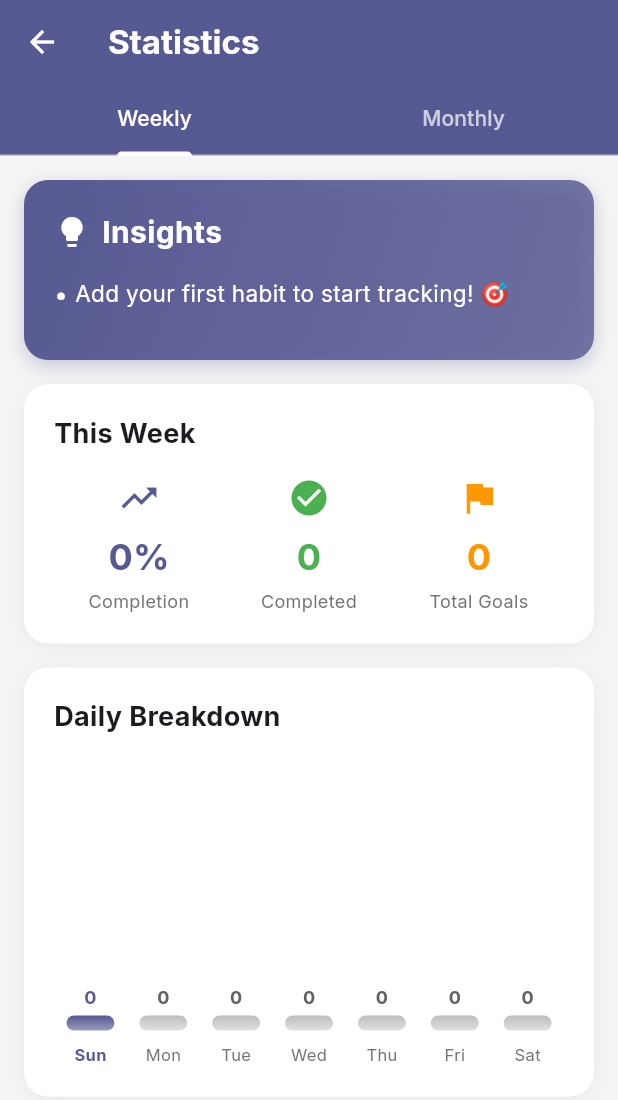
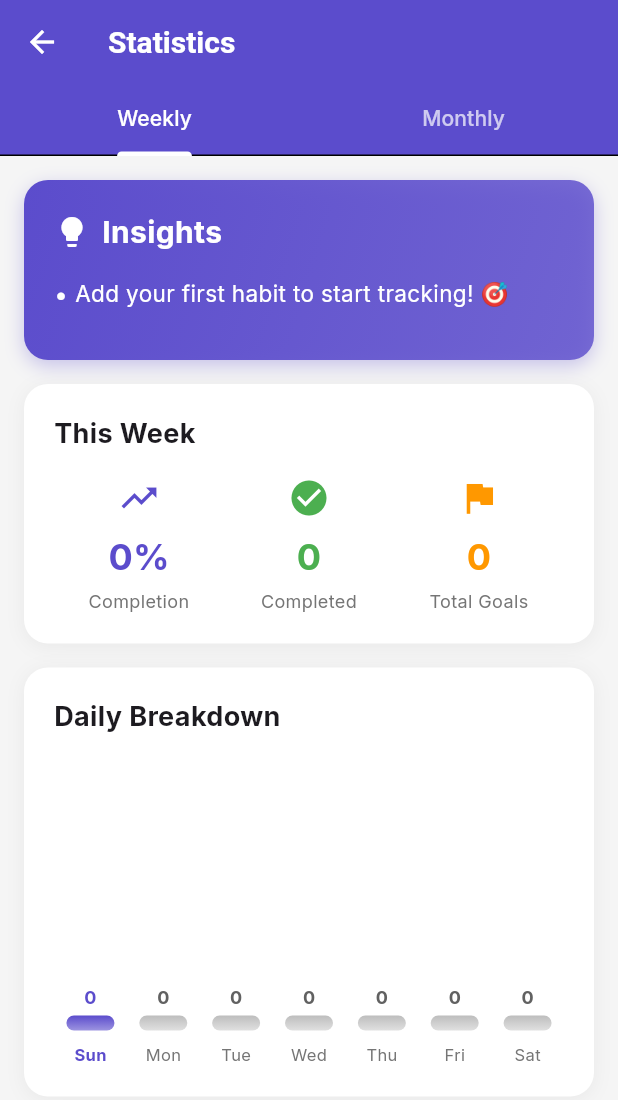
Before and after one commit to didierganthier/momentum, a Flutter app: the screen it shows after launch, after a tap on the "bar chart" icon, on a phone screen of 412 x 824 dp. Shown: the top 1100 px of the screen. Run offline on Flutter 3.47's test engine with Material 3 defaults, Android fonts, the phone set to English and light mode, and no system bars; our stand-ins replace cloud_firestore, firebase_auth, firebase_core, flutter_animate, flutter_local_notifications, google_fonts and 2 more; accounts and stored records are empty.

Commit message:
feat: Implement theme management with ThemeViewModel and settings view

```diff
--- /dev/null
+++ b/lib/config/app_theme.dart
@@ -0,0 +1,190 @@
+import 'package:flutter/material.dart';
+
+/// App theme configurations
+class AppTheme {
+  // Primary color
+  static const Color primaryColor = Color(0xFF5B4CCC);
+  static const Color primaryColorDark = Color(0xFF7B6FE8);
+
+  /// Light Theme
+  static ThemeData get lightTheme {
+    return ThemeData(
+      useMaterial3: true,
+      brightness: Brightness.light,
+      primaryColor: primaryColor,
+      scaffoldBackgroundColor: const Color(0xFFF5F5F5),
+
+      colorScheme: ColorScheme.light(
+        primary: primaryColor,
+        secondary: const Color(0xFFFF6B6B),
+        surface: Colors.white,
+        error: const Color(0xFFE53935),
+        onPrimary: Colors.white,
+        onSecondary: Colors.white,
+        onSurface: const Color(0xFF1D1B20),
+        onError: Colors.white,
+      ),
+
+      appBarTheme: const AppBarTheme(
+        elevation: 0,
+        backgroundColor: primaryColor,
+        foregroundColor: Colors.white,
+        centerTitle: false,
+        titleTextStyle: TextStyle(
+          color: Colors.white,
+          fontSize: 20,
+          fontWeight: FontWeight.bold,
+        ),
+      ),
+
+      cardTheme: CardThemeData(
+        elevation: 2,
+        shape: RoundedRectangleBorder(
+          borderRadius: BorderRadius.circular(16),
+        ),
+        color: Colors.white,
+      ),
+
+      elevatedButtonTheme: ElevatedButtonThemeData(
+        style: ElevatedButton.styleFrom(
+          backgroundColor: primaryColor,
+          foregroundColor: Colors.white,
+          elevation: 2,
+          padding: const EdgeInsets.symmetric(horizontal: 24, vertical: 12),
+          shape: RoundedRectangleBorder(
+            borderRadius: BorderRadius.circular(12),
+          ),
+        ),
+      ),
+
+      floatingActionButtonTheme: const FloatingActionButtonThemeData(
+        backgroundColor: primaryColor,
+        foregroundColor: Colors.white,
+        elevation: 4,
+      ),
+
+      inputDecorationTheme: InputDecorationTheme(
+        filled: true,
+        fillColor: Colors.grey[50],
+        border: OutlineInputBorder(
+          borderRadius: BorderRadius.circular(12),
+          borderSide: BorderSide(color: Colors.grey[300]!),
+        ),
+        enabledBorder: OutlineInputBorder(
+          borderRadius: BorderRadius.circular(12),
+          borderSide: BorderSide(color: Colors.grey[300]!),
+        ),
+        focusedBorder: OutlineInputBorder(
+          borderRadius: BorderRadius.circular(12),
+          borderSide: const BorderSide(color: primaryColor, width: 2),
+        ),
+        contentPadding: const EdgeInsets.symmetric(horizontal: 16, vertical: 16),
+      ),
+
+      chipTheme: ChipThemeData(
+        backgroundColor: Colors.grey[200]!,
+        selectedColor: primaryColor.withOpacity(0.2),
+        labelStyle: const TextStyle(color: Color(0xFF1D1B20)),
+        shape: RoundedRectangleBorder(
+          borderRadius: BorderRadius.circular(20),
+        ),
+      ),
+
+      dividerTheme: DividerThemeData(
+        color: Colors.grey[300],
+        thickness: 1,
+      ),
+    );
+  }
+
+  /// Dark Theme
+  static ThemeData get darkTheme {
+    return ThemeData(
+      useMaterial3: true,
+      brightness: Brightness.dark,
+      primaryColor: primaryColorDark,
+      scaffoldBackgroundColor: const Color(0xFF121212),
+
+      colorScheme: ColorScheme.dark(
+        primary: primaryColorDark,
+        secondary: const Color(0xFFFF8A80),
+        surface: const Color(0xFF1E1E1E),
+        error: const Color(0xFFCF6679),
+        onPrimary: Colors.white,
+        onSecondary: Colors.black,
+        onSurface: const Color(0xFFE1E1E1),
+        onError: Colors.black,
+      ),
+
+      appBarTheme: AppBarTheme(
+        elevation: 0,
+        backgroundColor: const Color(0xFF1E1E1E),
+        foregroundColor: Colors.white,
+        centerTitle: false,
+        titleTextStyle: const TextStyle(
+          color: Colors.white,
+          fontSize: 20,
+          fontWeight: FontWeight.bold,
+        ),
+      ),
+
+      cardTheme: CardThemeData(
+        elevation: 2,
+        shape: RoundedRectangleBorder(
+          borderRadius: BorderRadius.circular(16),
+        ),
+        color: const Color(0xFF1E1E1E),
+      ),
+
+      elevatedButtonTheme: ElevatedButtonThemeData(
+        style: ElevatedButton.styleFrom(
+          backgroundColor: primaryColorDark,
+          foregroundColor: Colors.white,
+          elevation: 2,
+          padding: const EdgeInsets.symmetric(horizontal: 24, vertical: 12),
+          shape: RoundedRectangleBorder(
+            borderRadius: BorderRadius.circular(12),
+          ),
+        ),
+      ),
+
+      floatingActionButtonTheme: FloatingActionButtonThemeData(
+        backgroundColor: primaryColorDark,
+        foregroundColor: Colors.white,
+        elevation: 4,
+      ),
+
+      inputDecorationTheme: InputDecorationTheme(
+        filled: true,
+        fillColor: const Color(0xFF2C2C2C),
+        border: OutlineInputBorder(
+          borderRadius: BorderRadius.circular(12),
+          borderSide: const BorderSide(color: Color(0xFF3C3C3C)),
+        ),
+        enabledBorder: OutlineInputBorder(
+          borderRadius: BorderRadius.circular(12),
+          borderSide: const BorderSide(color: Color(0xFF3C3C3C)),
+        ),
+        focusedBorder: OutlineInputBorder(
+          borderRadius: BorderRadius.circular(12),
+          borderSide: BorderSide(color: primaryColorDark, width: 2),
+        ),
+        contentPadding: const EdgeInsets.symmetric(horizontal: 16, vertical: 16),
+      ),
+
+      chipTheme: ChipThemeData(
+        backgroundColor: const Color(0xFF2C2C2C),
+        selectedColor: primaryColorDark.withOpacity(0.3),
+        labelStyle: const TextStyle(color: Color(0xFFE1E1E1)),
+        shape: RoundedRectangleBorder(
+          borderRadius: BorderRadius.circular(20),
+        ),
+      ),
+
+      dividerTheme: const DividerThemeData(
+        color: Color(0xFF3C3C3C),
+        thickness: 1,
+      ),
+    );
+  }
+}
--- a/lib/main.dart
+++ b/lib/main.dart
@@ -6,10 +6,12 @@ import 'package:timezone/data/latest.dart' as tz;
 
 import 'viewmodels/auth_viewmodel.dart';
 import 'viewmodels/habit_viewmodel.dart';
+import 'viewmodels/theme_viewmodel.dart';
 import 'views/auth/register_view.dart';
 import 'views/home/home_view.dart';
 import 'views/splash_screen.dart';
 import 'services/notification_service.dart';
+import 'config/app_theme.dart';
 
 void main() async {
   WidgetsFlutterBinding.ensureInitialized();
@@ -98,6 +100,7 @@ class _HabitAppInitializerState extends State<HabitAppInitializer> {
 
     return MultiProvider(
       providers: [
+        ChangeNotifierProvider(create: (_) => ThemeViewModel()),
         ChangeNotifierProvider(create: (_) => AuthViewModel()),
         ChangeNotifierProxyProvider<AuthViewModel, HabitViewModel>(
           create: (_) => HabitViewModel(),
@@ -117,39 +120,22 @@ class HabitApp extends StatelessWidget {
 
   @override
   Widget build(BuildContext context) {
-    return MaterialApp(
-      title: 'Momentum',
-      debugShowCheckedModeBanner: false,
-      theme: ThemeData(
-        useMaterial3: true,
-        colorScheme: ColorScheme.fromSeed(
-          seedColor: const Color(0xFF6366F1), // Indigo
-          brightness: Brightness.light,
-        ),
-        textTheme: GoogleFonts.interTextTheme(),
-        cardTheme: CardThemeData(
-          elevation: 2,
-          shape: RoundedRectangleBorder(
-            borderRadius: BorderRadius.circular(16),
+    return Consumer<ThemeViewModel>(
+      builder: (context, themeViewModel, child) {
+        return MaterialApp(
+          title: 'Momentum',
+          debugShowCheckedModeBanner: false,
+          themeMode: themeViewModel.themeMode,
+          theme: AppTheme.lightTheme.copyWith(
+            textTheme: GoogleFonts.interTextTheme(),
           ),
-        ),
-        elevatedButtonTheme: ElevatedButtonThemeData(
-          style: ElevatedButton.styleFrom(
-            elevation: 2,
-            padding: const EdgeInsets.symmetric(horizontal: 24, vertical: 12),
-            shape: RoundedRectangleBorder(
-              borderRadius: BorderRadius.circular(12),
-            ),
+          darkTheme: AppTheme.darkTheme.copyWith(
+            textTheme: GoogleFonts.interTextTheme(ThemeData.dark().textTheme),
           ),
-        ),
-        inputDecorationTheme: InputDecorationTheme(
-          border: OutlineInputBorder(borderRadius: BorderRadius.circular(12)),
-          filled: true,
-        ),
-        appBarTheme: const AppBarTheme(centerTitle: false, elevation: 0),
-      ),
-      routes: {'/register': (context) => const RegisterView()},
-      home: const HomeView(),
+          routes: {'/register': (context) => const RegisterView()},
+          home: const HomeView(),
+        );
+      },
     );
   }
 }
--- /dev/null
+++ b/lib/viewmodels/theme_viewmodel.dart
@@ -0,0 +1,70 @@
+import 'package:flutter/material.dart';
+import 'package:shared_preferences/shared_preferences.dart';
+
+/// ViewModel for managing app theme
+class ThemeViewModel extends ChangeNotifier {
+  static const String _themeModeKey = 'theme_mode';
+  ThemeMode _themeMode = ThemeMode.system;
+
+  ThemeMode get themeMode => _themeMode;
+
+  ThemeViewModel() {
+    _loadThemeMode();
+  }
+
+  /// Load saved theme mode from preferences
+  Future<void> _loadThemeMode() async {
+    final prefs = await SharedPreferences.getInstance();
+    final themeModeString = prefs.getString(_themeModeKey);
+
+    if (themeModeString != null) {
+      _themeMode = ThemeMode.values.firstWhere(
+        (mode) => mode.toString() == themeModeString,
+        orElse: () => ThemeMode.system,
+      );
+      notifyListeners();
+    }
+  }
+
+  /// Set theme mode and save to preferences
+  Future<void> setThemeMode(ThemeMode mode) async {
+    _themeMode = mode;
+    notifyListeners();
+
+    final prefs = await SharedPreferences.getInstance();
+    await prefs.setString(_themeModeKey, mode.toString());
+  }
+
+  /// Toggle between light and dark mode
+  Future<void> toggleTheme() async {
+    if (_themeMode == ThemeMode.light) {
+      await setThemeMode(ThemeMode.dark);
+    } else {
+      await setThemeMode(ThemeMode.light);
+    }
+  }
+
+  /// Get theme mode display name
+  String getThemeModeName(ThemeMode mode) {
+    switch (mode) {
+      case ThemeMode.system:
+        return 'System';
+      case ThemeMode.light:
+        return 'Light';
+      case ThemeMode.dark:
+        return 'Dark';
+    }
+  }
+
+  /// Get theme mode icon
+  IconData getThemeModeIcon(ThemeMode mode) {
+    switch (mode) {
+      case ThemeMode.system:
+        return Icons.brightness_auto;
+      case ThemeMode.light:
+        return Icons.light_mode;
+      case ThemeMode.dark:
+        return Icons.dark_mode;
+    }
+  }
+}
--- a/lib/views/home/home_view.dart
+++ b/lib/views/home/home_view.dart
@@ -2,11 +2,13 @@ import 'package:flutter/material.dart';
 import 'package:provider/provider.dart';
 import '../../viewmodels/habit_viewmodel.dart';
 import '../../viewmodels/auth_viewmodel.dart';
+import '../../viewmodels/theme_viewmodel.dart';
 import '../../widgets/habit_card.dart';
 import '../../widgets/stats_card.dart';
 import '../auth/login_view.dart';
 import '../statistics_view.dart';
 import '../templates_view.dart';
+import '../settings/theme_settings_view.dart';
 import '../../models/habit_category.dart';
 
 class HomeView extends StatefulWidget {
@@ -61,6 +63,25 @@ class _HomeViewState extends State<HomeView>
           style: TextStyle(fontWeight: FontWeight.bold),
         ),
         actions: [
+          // Theme toggle button
+          Consumer<ThemeViewModel>(
+            builder: (context, themeViewModel, child) {
+              return IconButton(
+                icon: Icon(
+                  themeViewModel.getThemeModeIcon(themeViewModel.themeMode),
+                ),
+                tooltip: 'Theme',
+                onPressed: () {
+                  Navigator.push(
+                    context,
+                    MaterialPageRoute(
+                      builder: (context) => const ThemeSettingsView(),
+                    ),
+                  );
+                },
+              );
+            },
+          ),
           // Templates button
           IconButton(
             icon: const Icon(Icons.grid_view),
--- a/lib/views/statistics_view.dart
+++ b/lib/views/statistics_view.dart
@@ -32,16 +32,19 @@ class _StatisticsViewState extends State<StatisticsView>
   Widget build(BuildContext context) {
     final habitViewModel = Provider.of<HabitViewModel>(context);
     final habits = habitViewModel.habits;
+    final isDark = Theme.of(context).brightness == Brightness.dark;
 
     return Scaffold(
-      backgroundColor: Colors.grey[100],
+      backgroundColor: Theme.of(context).scaffoldBackgroundColor,
       appBar: AppBar(
         elevation: 0,
         title: const Text(
           'Statistics',
           style: TextStyle(fontWeight: FontWeight.bold),
         ),
-        backgroundColor: Theme.of(context).primaryColor,
+        backgroundColor: isDark
+            ? Theme.of(context).appBarTheme.backgroundColor
+            : Theme.of(context).primaryColor,
         foregroundColor: Colors.white,
         bottom: TabBar(
           controller: _tabController,
```
Also changed, not shown: lib/views/settings/theme_settings_view.dart (added, +243 -0 lines), lib/views/templates_view.dart (+6 -2 lines).
